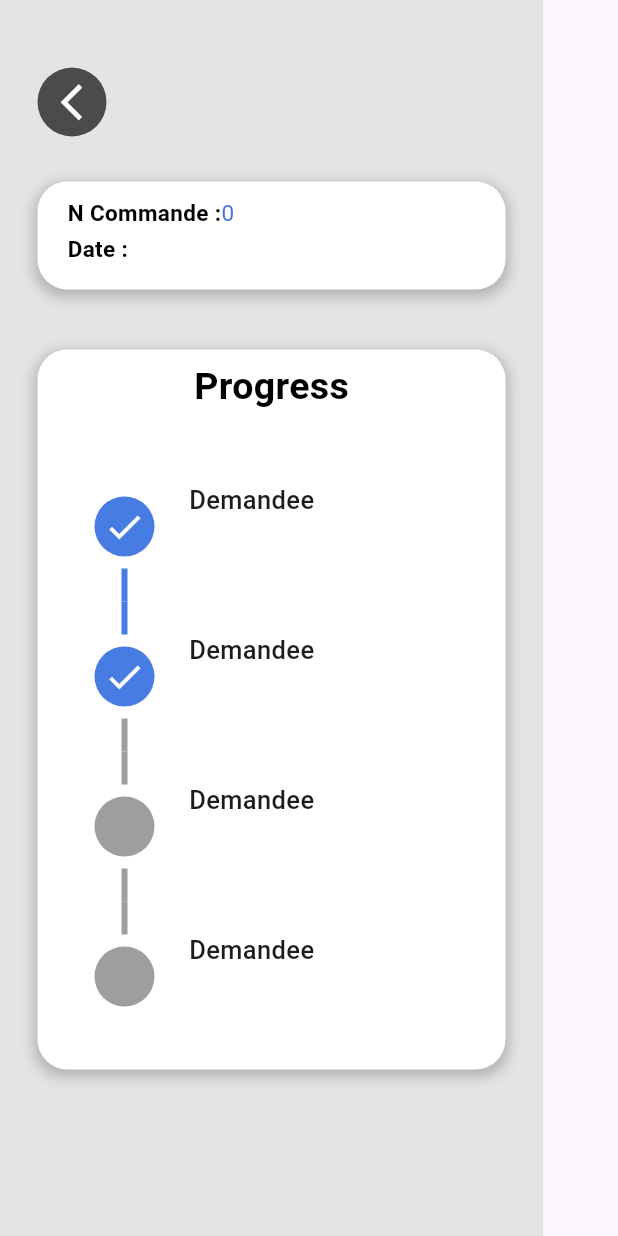
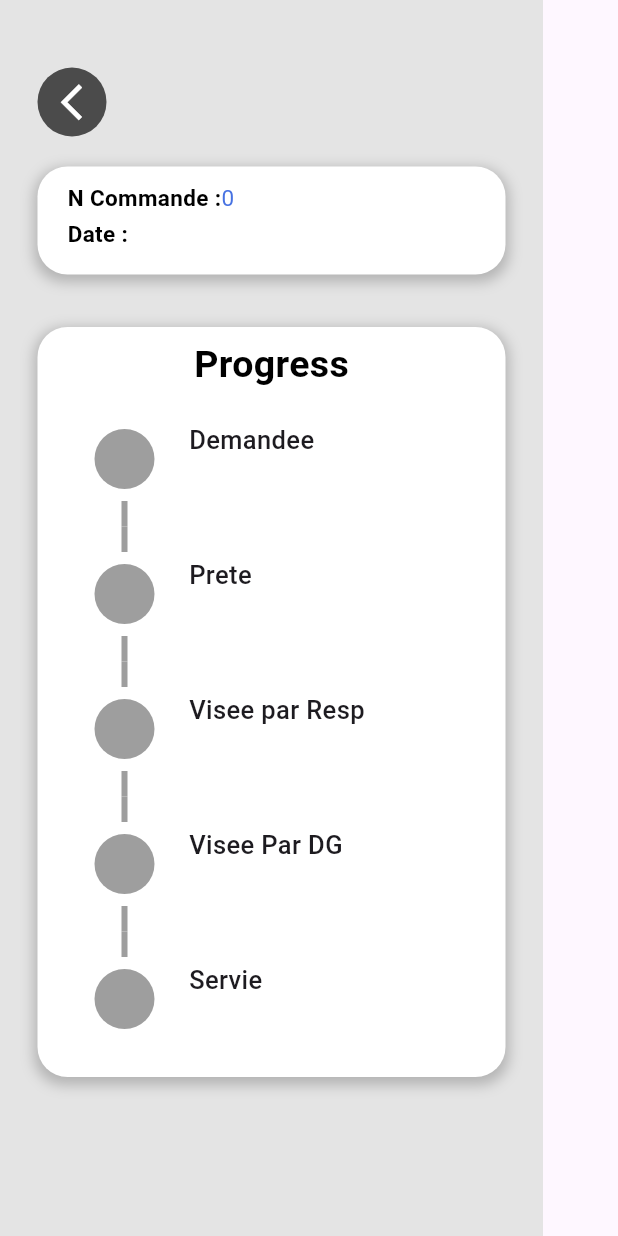
Before and after one commit to StockXpert/1-SC-Project, a Flutter app: the detailsScreen screen opened directly with empty values, on a phone screen of 412 x 824 dp. Run offline on Flutter 3.47's test engine with Material 3 defaults, Android fonts, the light colour scheme and no system bars; drawn by our look-alikes of timeline_tile; our stand-ins replace conditional_builder_null_safety, dio, flutter_bloc; missing offline and left inert: dart:ffi.

Commit message:
details pack

```diff
--- a/StockXpert1/stockxpertapp1/lib/Cubit/CubitDemande/Cubit.dart
+++ b/StockXpert1/stockxpertapp1/lib/Cubit/CubitDemande/Cubit.dart
@@ -17,7 +17,7 @@ class demandeCubit extends Cubit<demandeState> {
     DioHelper.getData(
             url: '/Sorties/showAllDemandes',
             token:
-                'eyJhbGciOiJIUzI1NiIsInR5cCI6IkpXVCJ9.eyJlbWFpbCI6IlJlc3BEaXJjdEBlc2ktc2JhLmR6Iiwicm9sZSI6IlJlc3BvbnNhYmxlIGRpcmVjdGUiLCJpYXQiOjE3MTU1NzM1NjksImV4cCI6MTcxNTY1OTk2OX0.gsd1bkK7JyMHYy16c-ehBBakn8N_-0PxuHVTpfboUwQ')
+                'eyJhbGciOiJIUzI1NiIsInR5cCI6IkpXVCJ9.eyJlbWFpbCI6ImRpcmVjdGV1ckBlc2ktc2JhLmR6Iiwicm9sZSI6IkRpcmVjdGV1ciIsImlhdCI6MTcxNTY0MjIwOCwiZXhwIjoxNzE1NzI4NjA4fQ.R0WfLJhIlwsA77dpmbHTPIag-pg9R4Dycjnp5a20kgA')
         .then((value) {
       emit(demandeSuccessState());
 
--- a/StockXpert1/stockxpertapp1/lib/compenents/compenents.dart
+++ b/StockXpert1/stockxpertapp1/lib/compenents/compenents.dart
@@ -123,6 +123,7 @@ Widget buildBonComand(article, context) => Padding(
                     context,
                     MaterialPageRoute(
                       builder: (context) => detailsScreen(
+                        etat: article.etat,
                         numDemande: article.numDemande,
                         dateDemande: article.dateDemande.substring(0, 10),
                       ),
--- a/StockXpert1/stockxpertapp1/lib/screens/detatils.dart
+++ b/StockXpert1/stockxpertapp1/lib/screens/detatils.dart
@@ -5,10 +5,12 @@ import 'package:timeline_tile/timeline_tile.dart';
 class detailsScreen extends StatefulWidget {
   final int numDemande;
   final String dateDemande;
+  final String etat;
 
   const detailsScreen({
     required this.numDemande,
     required this.dateDemande,
+    required this.etat,
     Key? key,
   }) : super(key: key);
 
@@ -18,9 +20,46 @@ class detailsScreen extends StatefulWidget {
 
 class _detailsScreenState extends State<detailsScreen> {
   @override
-  bool step1Finished = true; // Example: Change it according to your logic
-  bool step2Finished = true;
-  bool step3Finished = false; // Example: Change it according to your logic
+  bool step1Finished = false;
+  bool step2Finished = false;
+  bool step3Finished = false;
+  bool step4Finished = false;
+  bool step5Finished = false;
+
+  @override
+  void initState() {
+    super.initState();
+    _updateSteps();
+  }
+
+  void _updateSteps() {
+    final etat = widget.etat;
+
+    if (etat == 'demandee') {
+      step1Finished = true;
+    } else if (etat == 'prete') {
+      step1Finished = true;
+      step2Finished = true;
+    } else if (etat == 'visee par resp') {
+      step1Finished = true;
+      step2Finished = true;
+      step3Finished = true;
+    } else if (etat == 'visee par dg') {
+      step1Finished = true;
+      step2Finished = true;
+      step3Finished = true;
+      step4Finished = true;
+    } else if (etat == 'servie') {
+      step1Finished = true;
+      step2Finished = true;
+      step3Finished = true;
+      step4Finished = true;
+      step5Finished = true;
+      // Add more logic if there are more steps for 'servie'
+    }
+
+    setState(() {}); // Trigger a rebuild
+  }
 
   @override
   Widget build(BuildContext context) {
@@ -54,7 +93,7 @@ class _detailsScreenState extends State<detailsScreen> {
                 ),
               ),
               SizedBox(
-                height: 30,
+                height: 20,
               ),
               Container(
                 height: 72,
@@ -113,10 +152,10 @@ class _detailsScreenState extends State<detailsScreen> {
                 ),
               ),
               SizedBox(
-                height: 40,
+                height: 35,
               ),
               Container(
-                height: 480,
+                height: 500,
                 width: 312,
                 decoration: BoxDecoration(
                     color: Colors.white,
@@ -147,7 +186,7 @@ class _detailsScreenState extends State<detailsScreen> {
                       ),
                     ),
                     Padding(
-                      padding: const EdgeInsets.only(left: 30, top: 25),
+                      padding: const EdgeInsets.only(left: 30, top: 0),
                       child: TimelineTile(
                         alignment: TimelineAlign.start,
                         isFirst: true,
@@ -166,14 +205,14 @@ class _detailsScreenState extends State<detailsScreen> {
                               : null, // If step is not finished, omit the IconStyle
                         ),
                         afterLineStyle: LineStyle(
-                          color: step1Finished
+                          color: step2Finished
                               ? Color(0xff477CE2)
                               : Colors.grey, // Check if step is finished
                           thickness: 4,
                         ),
                         endChild: Container(
                           constraints: const BoxConstraints(
-                            minHeight: 100,
+                            minHeight: 90,
                           ),
                           child: Padding(
                             padding: const EdgeInsets.only(top: 20, left: 15),
@@ -191,7 +230,7 @@ class _detailsScreenState extends State<detailsScreen> {
                       child: TimelineTile(
                         alignment: TimelineAlign.start,
                         beforeLineStyle: LineStyle(
-                          color: step1Finished
+                          color: step2Finished
                               ? Color(0xff477CE2)
                               : Colors.grey, // Check if step1 is finished
                           thickness: 4,
@@ -208,17 +247,22 @@ class _detailsScreenState extends State<detailsScreen> {
                               ? Color(0xff477CE2)
                               : Colors.grey, // Check if step2 is finished
                           padding: const EdgeInsets.all(8),
-                          iconStyle: IconStyle(
-                              color: Colors.white, iconData: Icons.check),
+                          iconStyle: step2Finished
+                              ? IconStyle(
+                                  color: Colors.white,
+                                  iconData: Icons
+                                      .check, // Only show icon when step is finished
+                                )
+                              : null,
                         ),
                         endChild: Container(
                           constraints: const BoxConstraints(
-                            minHeight: 100,
+                            minHeight: 90,
                           ),
                           child: Padding(
                             padding: const EdgeInsets.only(top: 20, left: 15),
                             child: Text(
-                              'Demandee',
+                              'Prete',
                               style: TextStyle(
                                   fontSize: 17, fontWeight: FontWeight.w500),
                             ),
@@ -237,7 +281,7 @@ class _detailsScreenState extends State<detailsScreen> {
                           thickness: 4,
                         ),
                         afterLineStyle: LineStyle(
-                          color: step3Finished
+                          color: step4Finished
                               ? Color(0xff477CE2)
                               : Colors.grey, // Check if step1 is finished
                           thickness: 4,
@@ -258,12 +302,12 @@ class _detailsScreenState extends State<detailsScreen> {
                         ),
                         endChild: Container(
                           constraints: const BoxConstraints(
-                            minHeight: 100,
+                            minHeight: 90,
                           ),
                           child: Padding(
                             padding: const EdgeInsets.only(top: 20, left: 15),
                             child: Text(
-                              'Demandee',
+                              'Visee par Resp',
                               style: TextStyle(
                                   fontSize: 17, fontWeight: FontWeight.w500),
                             ),
@@ -276,25 +320,24 @@ class _detailsScreenState extends State<detailsScreen> {
                       child: TimelineTile(
                         alignment: TimelineAlign.start,
                         beforeLineStyle: LineStyle(
-                          color: step3Finished
+                          color: step4Finished
                               ? Color(0xff477CE2)
                               : Colors.grey, // Check if step1 is finished
                           thickness: 4,
                         ),
                         afterLineStyle: LineStyle(
-                          color: step3Finished
+                          color: step5Finished
                               ? Color(0xff477CE2)
                               : Colors.grey, // Check if step1 is finished
                           thickness: 4,
                         ),
-                        isLast: true,
                         indicatorStyle: IndicatorStyle(
                           width: 40,
-                          color: step3Finished
+                          color: step4Finished
                               ? Color(0xff477CE2)
                               : Colors.grey, // Check if step2 is finished
                           padding: const EdgeInsets.all(8),
-                          iconStyle: step3Finished
+                          iconStyle: step4Finished
                               ? IconStyle(
                                   color: Colors.white,
                                   iconData: Icons
@@ -304,12 +347,54 @@ class _detailsScreenState extends State<detailsScreen> {
                         ),
                         endChild: Container(
                           constraints: const BoxConstraints(
-                            minHeight: 100,
+                            minHeight: 90,
                           ),
                           child: Padding(
                             padding: const EdgeInsets.only(top: 20, left: 15),
                             child: Text(
-                              'Demandee',
+                              'Visee Par DG',
+                              style: TextStyle(
+                                  fontSize: 17, fontWeight: FontWeight.w500),
+                            ),
+                          ), // Replace with your content
+                        ),
+                      ),
+                    ),
+                    Padding(
+                      padding: const EdgeInsets.only(
+                        left: 30,
+                      ),
+                      child: TimelineTile(
+                        alignment: TimelineAlign.start,
+                        beforeLineStyle: LineStyle(
+                          color: step5Finished
+                              ? Color(0xff477CE2)
+                              : Colors.grey, // Check if step1 is finished
+                          thickness: 4,
+                        ),
+                        isLast: true,
+                        indicatorStyle: IndicatorStyle(
+                          width: 40,
+                          color: step5Finished
+                              ? Color(0xff477CE2)
+                              : Colors.grey, // Check if step2 is finished
+                          padding: const EdgeInsets.all(8),
+                          iconStyle: step5Finished
+                              ? IconStyle(
+                                  color: Colors.white,
+                                  iconData: Icons
+                                      .check, // Only show icon when step is finished
+                                )
+                              : null, // If step is not finished, omit the IconStyle
+                        ),
+                        endChild: Container(
+                          constraints: BoxConstraints(
+                            minHeight: 90,
+                          ),
+                          child: Padding(
+                            padding: const EdgeInsets.only(top: 20, left: 15),
+                            child: Text(
+                              'Servie',
                               style: TextStyle(
                                   fontSize: 17, fontWeight: FontWeight.w500),
                             ),
```
